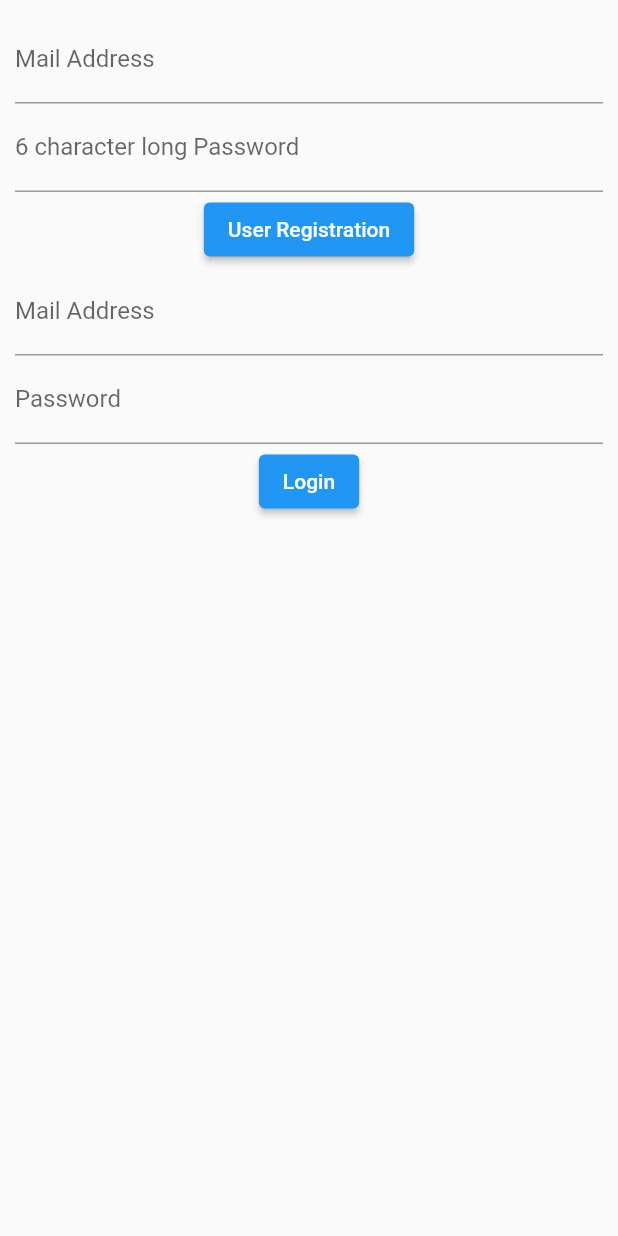
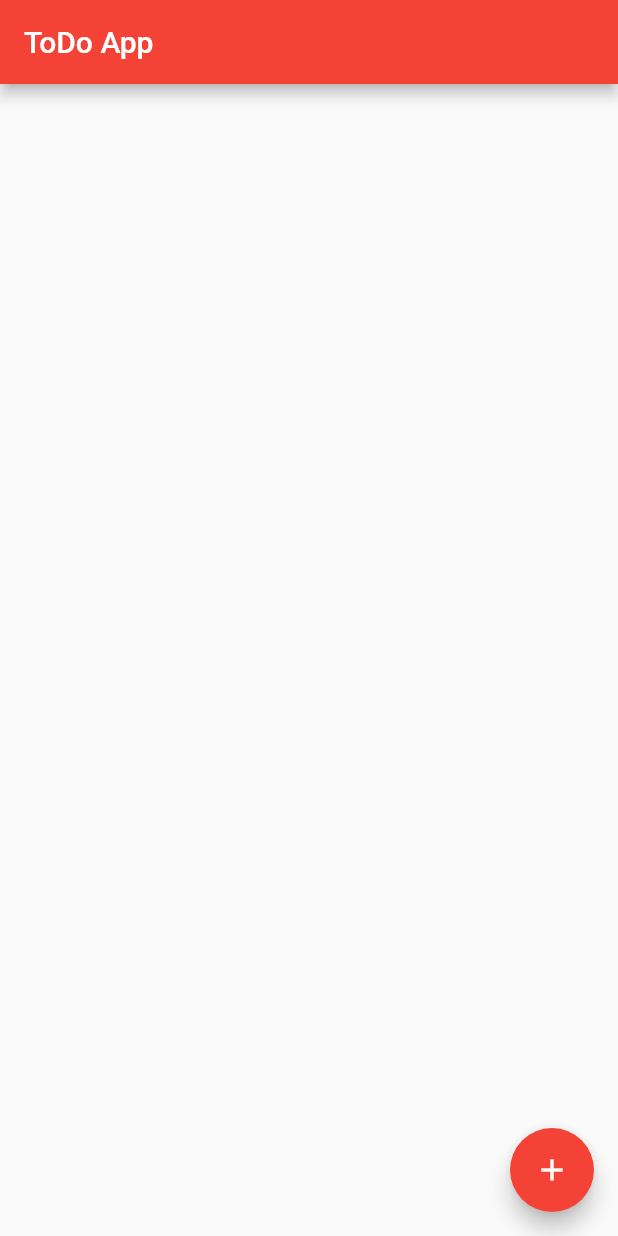
Before and after one commit to sh-kikuchi/fireProject, a Flutter app: the screen it shows after launch, on a phone screen of 412 x 824 dp. Run offline on Flutter 3.47's test engine with Material 2 defaults, Android fonts, the phone set to English and light mode, and no system bars; our stand-ins replace cloud_firestore, firebase_core; accounts and stored records are empty.

Commit message:
feature:todo_20230825

```diff
--- a/lib/main.dart
+++ b/lib/main.dart
@@ -1,148 +1,209 @@
 import 'package:flutter/material.dart';
-import 'package:firebase_auth/firebase_auth.dart';
 import 'package:firebase_core/firebase_core.dart';
+import 'package:cloud_firestore/cloud_firestore.dart';
 
 Future<void> main() async {
   WidgetsFlutterBinding.ensureInitialized();
   await Firebase.initializeApp();
-  runApp(const MyApp());
+  runApp(new MyApp());
 }
 
 class MyApp extends StatelessWidget {
-  const MyApp({super.key});
-
-  // This widget is the root of your application.
   @override
   Widget build(BuildContext context) {
-    return MaterialApp(
-      title: 'Firebase_Auth_App',
-      theme: ThemeData(
-        primarySwatch: Colors.blue,
-      ),
-      home: const AuthAppPage(title: 'Firebase_Auth_App'),
+    return const MaterialApp(
+      title: 'ToDo App',
+      home: ToDoPage(),
     );
   }
 }
 
-class AuthAppPage extends StatefulWidget {
-  const AuthAppPage({Key? key, required this.title}) : super(key: key);
-  final String title;
+class ToDoPage extends StatefulWidget {
+  const ToDoPage({Key? key}) : super(key: key);
   @override
-  State<AuthAppPage> createState() => _AuthAppPageState();
+  _ToDoPageState createState() => _ToDoPageState();
 }
 
-class _AuthAppPageState extends State<AuthAppPage> {
-  // Registration Field Email Address
-  String registerUserEmail = "";
-  // Registration Field Password
-  String registerUserPassword = "";
-  // Login field email address
-  String loginUserEmail = "";
-  // Login field password (login)
-  String loginUserPassword = "";
-  // View information about registration and login
-  String DebugText = "";
+class _ToDoPageState extends State<ToDoPage> {
+  final TextEditingController _todoController = TextEditingController();
+  final TextEditingController _contentController = TextEditingController();
+
+  final CollectionReference _todos =
+      FirebaseFirestore.instance.collection('todo');
+  // Functions used for adding and editing
+  Future<void> _add_or_update([DocumentSnapshot? documentSnapshot]) async {
+    String mode = 'addition';
+    if (documentSnapshot != null) {
+      mode = 'update';
+      _todoController.text = documentSnapshot['todo'];
+      _contentController.text = documentSnapshot['content'].toString();
+    }
+
+    await showModalBottomSheet(
+        isScrollControlled: true,
+        context: context,
+        builder: (BuildContext ctx) {
+          return Padding(
+            padding: EdgeInsets.only(
+                top: 20,
+                left: 20,
+                right: 20,
+                // prevent the soft keyboard from covering text fields
+                bottom: MediaQuery.of(ctx).viewInsets.bottom + 20),
+            child: Column(
+              mainAxisSize: MainAxisSize.min,
+              crossAxisAlignment: CrossAxisAlignment.start,
+              children: [
+                TextField(
+                  controller: _todoController,
+                  decoration: const InputDecoration(labelText: 'ToDo'),
+                ),
+                TextField(
+                  keyboardType:
+                      const TextInputType.numberWithOptions(decimal: true),
+                  controller: _contentController,
+                  decoration: const InputDecoration(
+                    labelText: 'Content',
+                  ),
+                ),
+                const SizedBox(
+                  height: 20,
+                ),
+                ElevatedButton(
+                  child: Text(mode == 'addition' ? 'Add' : 'Update'),
+                  style: ElevatedButton.styleFrom(
+                    backgroundColor: Colors.red,
+                  ),
+                  onPressed: () async {
+                    final String? todo = _todoController.text;
+                    final String? content = _contentController.text;
+                    // Addiing process
+                    if (todo != null && content != null) {
+                      if (mode == 'addition') {
+                        // Persist a new product to Firestore
+                        await _todos.add({"todo": todo, "content": content});
+
+                        // Show the snack bar for the add
+                        ScaffoldMessenger.of(context).showSnackBar(SnackBar(
+                            backgroundColor: Colors.red,
+                            content: Text(
+                              'Added ${todo}!',
+                              style: const TextStyle(
+                                  fontWeight: FontWeight.bold,
+                                  fontSize: 15,
+                                  color: Colors.white),
+                            )));
+                      }
+                      // Editing process
+                      if (mode == 'update') {
+                        // Update the product
+                        await _todos
+                            .doc(documentSnapshot!.id)
+                            .update({"todo": todo, "content": content});
+
+                        // Show the snack bar for the edit
+                        ScaffoldMessenger.of(context)
+                            .showSnackBar(const SnackBar(
+                                backgroundColor: Colors.red,
+                                content: Text(
+                                  'Updated Content!',
+                                  style: TextStyle(
+                                      fontWeight: FontWeight.bold,
+                                      fontSize: 15,
+                                      color: Colors.white,
+                                      backgroundColor: Colors.yellowAccent),
+                                )));
+                      }
+                      // Clear the text fields
+                      _todoController.text = '';
+                      _contentController.text = '';
+
+                      // Hide the bottom sheet
+                      Navigator.of(context).pop();
+                    }
+                  },
+                )
+              ],
+            ),
+          );
+        });
+  }
+
+  // Deletion Processing Functions
+  Future<void> _deleteProduct(String productId) async {
+    await _todos.doc(productId).delete();
+
+    // Show the snack bar for the exclusion
+    ScaffoldMessenger.of(context).showSnackBar(const SnackBar(
+        backgroundColor: Colors.red,
+        content: Text(
+          'Deleted Content!',
+          style: TextStyle(
+              fontWeight: FontWeight.bold, fontSize: 15, color: Colors.black),
+        )));
+  }
 
   @override
   Widget build(BuildContext context) {
-    return Scaffold(
-      body: Center(
-        child: Container(
-          padding: const EdgeInsets.all(10),
-          child: Column(
-            children: <Widget>[
-              TextFormField(
-                // Set labels for text input
-                decoration: const InputDecoration(labelText: "Mail Address"),
-                onChanged: (String value) {
-                  setState(() {
-                    registerUserEmail = value;
-                  });
+    return SafeArea(
+      child: Scaffold(
+        appBar: AppBar(
+          title: const Text('ToDo App'),
+          backgroundColor: Colors.red,
+        ),
+        // StreamBuilder to pass Firestore values to ListView.builder
+        body: StreamBuilder(
+          stream: _todos.snapshots(),
+          builder: (context, AsyncSnapshot<QuerySnapshot> streamSnapshot) {
+            if (streamSnapshot.hasData) {
+              // Display FireStore values in list format
+              return ListView.builder(
+                itemCount: streamSnapshot.data!.docs.length,
+                itemBuilder: (context, index) {
+                  final DocumentSnapshot documentSnapshot =
+                      streamSnapshot.data!.docs[index];
+                  // View documents in the card widget
+                  return Card(
+                    margin: const EdgeInsets.all(10),
+                    child: ListTile(
+                      title: Text(documentSnapshot['todo']), // ToDo
+                      subtitle: Text(
+                          documentSnapshot['content'].toString()), // Content
+                      trailing: SizedBox(
+                        width: 100,
+                        child: Row(
+                          children: [
+                            // Edit Button
+                            IconButton(
+                                color: Colors.red,
+                                icon: const Icon(Icons.edit),
+                                onPressed: () =>
+                                    _add_or_update(documentSnapshot)),
+                            // Delete Button
+                            IconButton(
+                                color: Colors.red,
+                                icon: const Icon(Icons.delete),
+                                onPressed: () =>
+                                    _deleteProduct(documentSnapshot.id)),
+                          ],
+                        ),
+                      ),
+                    ),
+                  );
                 },
-              ),
-              TextFormField(
-                decoration: const InputDecoration(
-                    labelText: "6 character long Password"),
-                // Mask not to show password
-                obscureText: true,
-                onChanged: (String value) {
-                  setState(() {
-                    registerUserPassword = value;
-                  });
-                },
-              ),
-              const SizedBox(height: 1),
-              ElevatedButton(
-                onPressed: () async {
-                  try {
-                    // User Registration
-                    final FirebaseAuth auth = FirebaseAuth.instance;
-                    final UserCredential result =
-                        await auth.createUserWithEmailAndPassword(
-                      email: registerUserEmail,
-                      password: registerUserPassword,
-                    );
-                    // Registered User Information
-                    final User user = result.user!;
-                    setState(() {
-                      DebugText = "Register OK：${user.email}";
-                    });
-                  } catch (e) {
-                    // Failed User Information
-                    setState(() {
-                      DebugText = "Register Fail：${e.toString()}";
-                    });
-                  }
-                },
-                child: const Text("User Registration"),
-              ),
-              const SizedBox(height: 1),
-              TextFormField(
-                decoration: const InputDecoration(labelText: "Mail Address"),
-                onChanged: (String value) {
-                  setState(() {
-                    loginUserEmail = value;
-                  });
-                },
-              ),
-              TextFormField(
-                decoration: const InputDecoration(labelText: "Password"),
-                obscureText: true,
-                onChanged: (String value) {
-                  setState(() {
-                    loginUserPassword = value;
-                  });
-                },
-              ),
-              const SizedBox(height: 1),
-              ElevatedButton(
-                onPressed: () async {
-                  try {
-                    // Try login
-                    final FirebaseAuth auth = FirebaseAuth.instance;
-                    final UserCredential result =
-                        await auth.signInWithEmailAndPassword(
-                      email: loginUserEmail,
-                      password: loginUserPassword,
-                    );
-                    // Succeeded to login
-                    final User user = result.user!;
-                    setState(() {
-                      DebugText = "Succeeded to Login：${user.email}";
-                    });
-                  } catch (e) {
-                    // Failed to login
-                    setState(() {
-                      DebugText = "Failed to Login：${e.toString()}";
-                    });
-                  }
-                },
-                child: const Text("Login"),
-              ),
-              const SizedBox(height: 8),
-              Text(DebugText),
-            ],
-          ),
+              );
+            }
+
+            return const Center(
+              child: CircularProgressIndicator(),
+            );
+          },
+        ),
+        // Add Button
+        floatingActionButton: FloatingActionButton(
+          backgroundColor: Colors.red,
+          onPressed: () => _add_or_update(),
+          child: const Icon(Icons.add),
         ),
       ),
     );
--- a/pubspec.yaml
+++ b/pubspec.yaml
@@ -39,6 +39,7 @@ dependencies:
   firebase_core: ^1.21.1
   firebase_core_platform_interface: 4.5.1
   firebase_messaging: ^13.0.4
+  cloud_firestore: ^3.4.6
 
 dev_dependencies:
   flutter_test:
```
Also changed, not shown: pubspec.lock.
